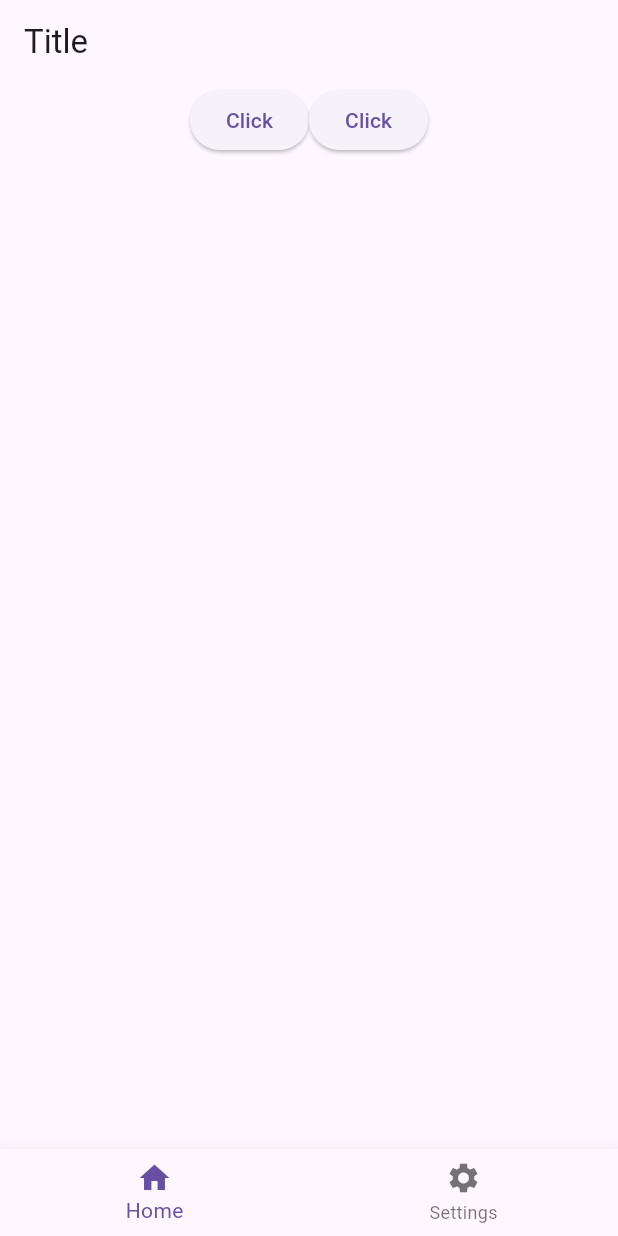
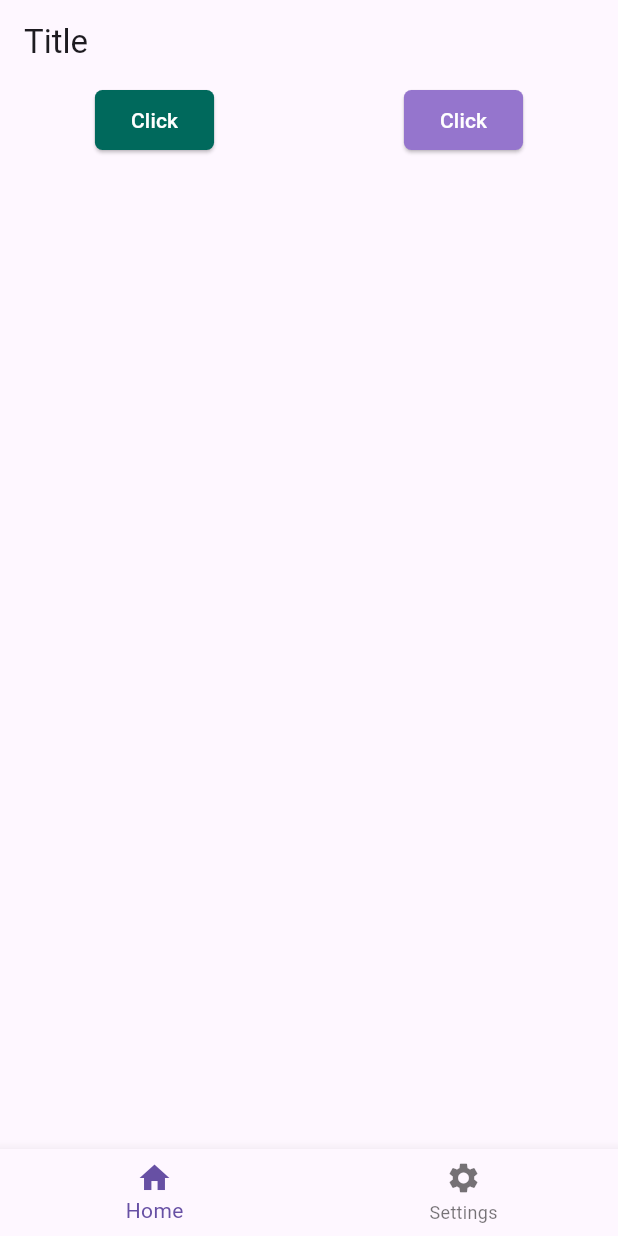
Before and after one commit to takasurazeem/flutter_basics, a Flutter app: the screen it shows after launch, on a phone screen of 412 x 824 dp. Run offline on Flutter 3.47's test engine with Material 3 defaults, Android fonts, the phone set to English and light mode, and no system bars.

```diff
--- a/lib/main.dart
+++ b/lib/main.dart
@@ -28,10 +28,19 @@ class _MainAppState extends State<MainApp> {
             width: double.infinity,
             height: double.infinity,
             child: Row(
-              mainAxisAlignment: MainAxisAlignment.center,
+              mainAxisAlignment: MainAxisAlignment.spaceAround,
               crossAxisAlignment: CrossAxisAlignment.start,
               children: [
                 ElevatedButton(
+                  style: ElevatedButton.styleFrom(
+                    shape: const RoundedRectangleBorder(
+                      borderRadius: BorderRadius.all(
+                        Radius.circular(5.0),
+                      ),
+                    ),
+                    foregroundColor: Colors.white,
+                    backgroundColor: Colors.teal.shade800,
+                  ),
                   onPressed: () {
                     setState(() {
                       buttonName = "Clicked me.";
@@ -43,6 +52,15 @@ class _MainAppState extends State<MainApp> {
                   child: Text(buttonName),
                 ),
                 ElevatedButton(
+                  style: ElevatedButton.styleFrom(
+                    shape: const RoundedRectangleBorder(
+                      borderRadius: BorderRadius.all(
+                        Radius.circular(5.0),
+                      ),
+                    ),
+                    foregroundColor: Colors.white,
+                    backgroundColor: Colors.deepPurple.shade300,
+                  ),
                   onPressed: () {
                     setState(() {
                       buttonName = "Clicked me.";
```
